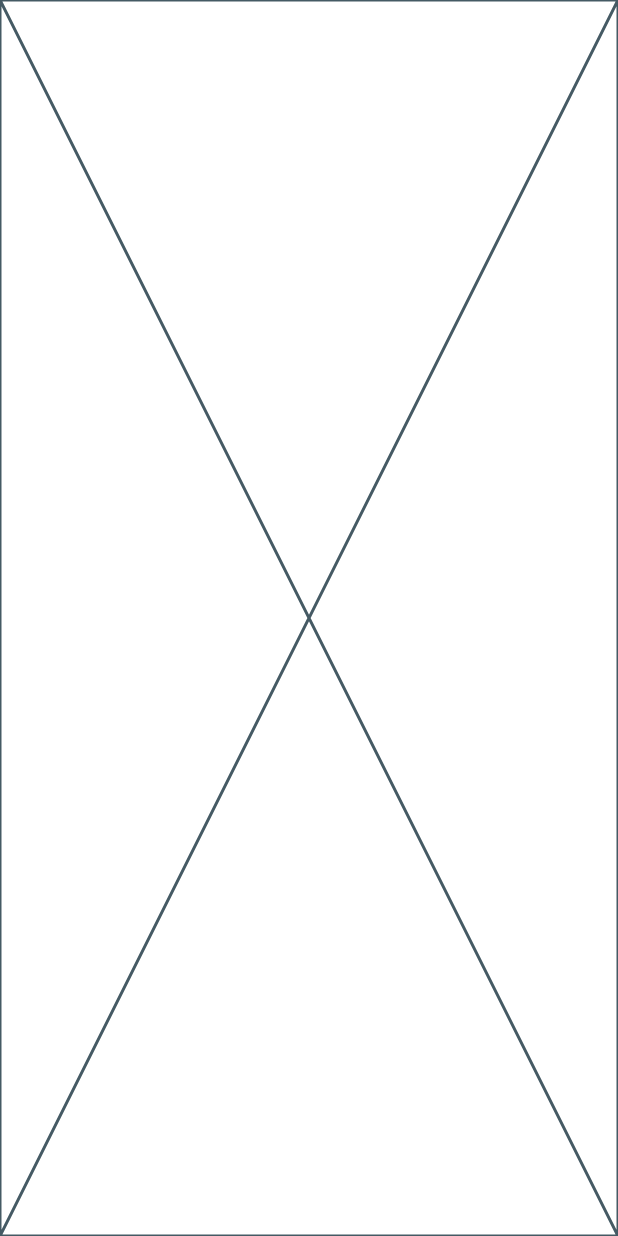
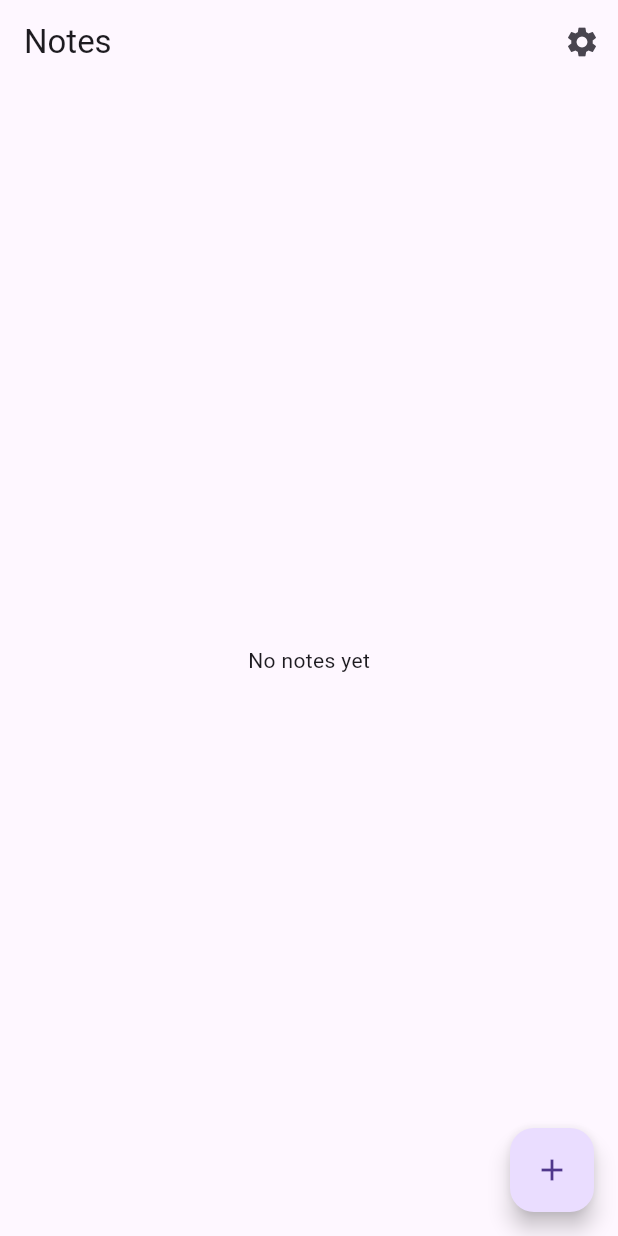
Before and after one commit to leo140803/final-exam-ambw, a Flutter app: the screen it shows after launch, after a tap on "Set PIN", on a phone screen of 412 x 824 dp. Run offline on Flutter 3.47's test engine with Material 3 defaults, Android fonts, the light colour scheme and no system bars; our stand-ins replace hive, hive_flutter; accounts and stored records are empty.

```diff
--- a/lib/home.dart
+++ b/lib/home.dart
@@ -1,8 +1,9 @@
 import 'package:flutter/material.dart';
+import 'package:hive/hive.dart';
+import 'package:hive_flutter/hive_flutter.dart';
+
 
 class HomeScreen extends StatefulWidget {
-  const HomeScreen({super.key});
-
   @override
   State<HomeScreen> createState() => _HomeScreenState();
 }
@@ -10,6 +11,51 @@ class HomeScreen extends StatefulWidget {
 class _HomeScreenState extends State<HomeScreen> {
   @override
   Widget build(BuildContext context) {
-    return const Placeholder();
+    return Scaffold(
+      appBar: AppBar(
+        title: Text('Notes'),
+        actions: [
+          IconButton(
+            icon: Icon(Icons.settings),
+            onPressed: () => Navigator.pushNamed(context, '/settings'),
+          ),
+        ],
+      ),
+      body: ValueListenableBuilder(
+        valueListenable: Hive.box('notes').listenable(),
+        builder: (context, Box box, _) {
+          if (box.isEmpty) return Center(child: Text('No notes yet'));
+          return ListView.builder(
+            itemCount: box.length,
+            itemBuilder: (context, index) {
+              final note = box.getAt(index) as Map;
+              return Card(
+                child: ListTile(
+                  title: Text(note['title'], style: TextStyle(fontWeight: FontWeight.bold)),
+                  subtitle: Text(note['content'], maxLines: 2, overflow: TextOverflow.ellipsis),
+                  trailing: IconButton(
+                    icon: Icon(Icons.delete, color: Colors.red),
+                    onPressed: () => box.deleteAt(index),
+                  ),
+                  onTap: () {
+                    // Handle tap if needed
+                  },
+                ),
+                margin: EdgeInsets.all(8),
+                elevation: 2,
+              );
+            },
+          );
+        },
+      ),
+      floatingActionButton: FloatingActionButton(
+        onPressed: () {
+          final box = Hive.box('notes');
+          box.add({'title': 'New Note', 'content': 'Edit me'});
+        },
+        child: Icon(Icons.add),
+        tooltip: 'Add Note',
+      ),
+    );
   }
 }
--- a/lib/login.dart
+++ b/lib/login.dart
@@ -29,7 +29,6 @@ class _LoginScreenState extends State<LoginScreen> {
   void _login() async {
     var box = Hive.box('settings');
     if (isSetup) {
-      // Save new PIN
       box.put('pin', _pinController.text);
       Navigator.pushReplacement(
           context, MaterialPageRoute(builder: (context) => HomeScreen()));
--- a/lib/main.dart
+++ b/lib/main.dart
@@ -1,16 +1,16 @@
 import 'package:flutter/material.dart';
 import 'package:flutter_application_1/login.dart';
-import 'package:flutter_application_1/models/note.dart';
 import 'package:hive/hive.dart';
+import 'package:hive_flutter/hive_flutter.dart';
 import 'package:path_provider/path_provider.dart';
 
-void main() async{
+void main() async {
   WidgetsFlutterBinding.ensureInitialized();
-  final appDocumentDirectory = await getApplicationCacheDirectory();
+  final appDocumentDirectory = await getApplicationDocumentsDirectory();
   Hive.init(appDocumentDirectory.path);
-  Hive.registerAdapter(NoteAdapter());
+  await Hive.initFlutter();
+  await Hive.openBox('notes');
   await Hive.openBox('settings');
-  await Hive.openBox<Note>('notes');
   runApp(const MainApp());
 }
 
--- a/lib/models/note.dart
+++ /dev/null
@@ -1,17 +0,0 @@
-import 'package:hive/hive.dart';
-
-part 'note.g.dart';
-
-@HiveType(typeId: 0)
-class Note {
-  @HiveField(0)
-  final String title;
-  @HiveField(1)
-  final String content;
-  @HiveField(2)
-  final DateTime createdAt;
-  @HiveField(3)
-  final DateTime? lastEditedAt;
-
-  Note({required this.title, required this.content, required this.createdAt, this.lastEditedAt});
-}
--- a/pubspec.yaml
+++ b/pubspec.yaml
@@ -19,6 +19,5 @@ dev_dependencies:
   flutter_lints: ^3.0.0
   build_runner: ^2.1.7
   hive_generator: ^1.1.1
-  analyzer:
 flutter:
   uses-material-design: true
```
Also changed, not shown: lib/models/note.g.dart (deleted), pubspec.lock.
